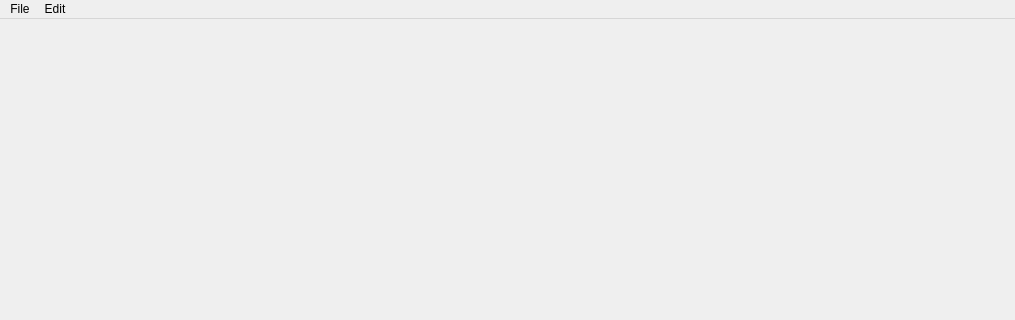
Qt form Source/main_gui.ui (Rolf-Hempel/PlanetarySystemStacker) before a commit; both pictures show x 0 to 1015 and y 0 to 320 of the 1015 by 824 pixel window.
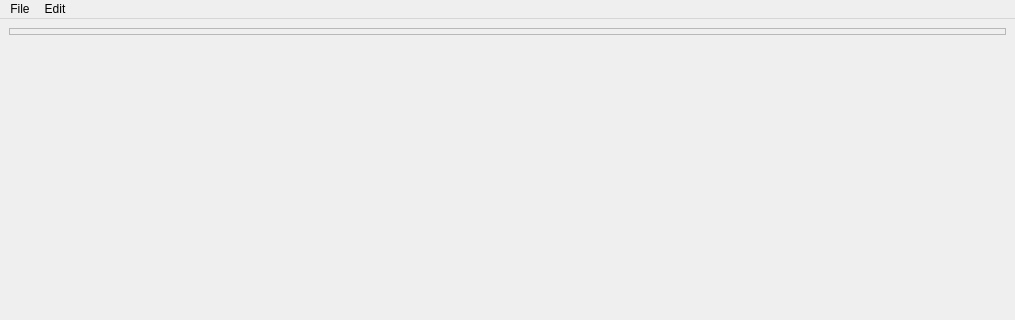
The same form after that commit. Icons and pictures are not drawn.

Commit message: Adaptation of widget sizes changed

Patch:
```diff
--- a/Source/main_gui.ui
+++ b/Source/main_gui.ui
@@ -17,22 +17,30 @@
    <locale language="English" country="UnitedStates"/>
   </property>
   <widget class="QWidget" name="centralwidget">
-   <layout class="QVBoxLayout" name="verticalLayout_2" stretch="100,0">
+   <layout class="QVBoxLayout" name="verticalLayout_2" stretch="1,100,0">
     <item>
-     <widget class="QStackedWidget" name="stackedWidget">
-      <property name="sizePolicy">
-       <sizepolicy hsizetype="Preferred" vsizetype="Expanding">
-        <horstretch>0</horstretch>
-        <verstretch>100</verstretch>
-       </sizepolicy>
+     <widget class="QFrame" name="frame">
+      <property name="frameShape">
+       <enum>QFrame::StyledPanel</enum>
       </property>
-      <property name="currentIndex">
-       <number>1</number>
+      <property name="frameShadow">
+       <enum>QFrame::Raised</enum>
       </property>
-      <widget class="QWidget" name="page_with_spacer"/>
-      <widget class="QWidget" name="page_without_spacer"/>
      </widget>
     </item>
+    <item>
+     <spacer name="verticalSpacer">
+      <property name="orientation">
+       <enum>Qt::Vertical</enum>
+      </property>
+      <property name="sizeHint" stdset="0">
+       <size>
+        <width>20</width>
+        <height>40</height>
+       </size>
+      </property>
+     </spacer>
+    </item>
     <item>
      <layout class="QHBoxLayout" name="tool_line" stretch="0,3,5,12,3,3,12,1">
       <item>
```
The commit also changes 4 other files.
